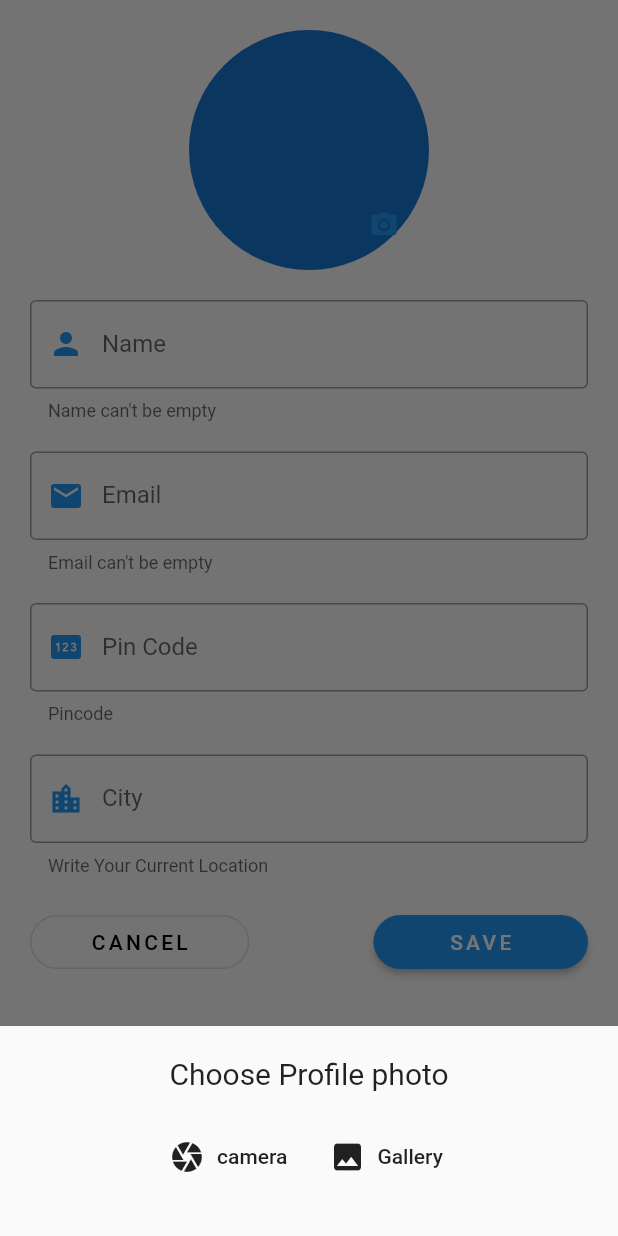
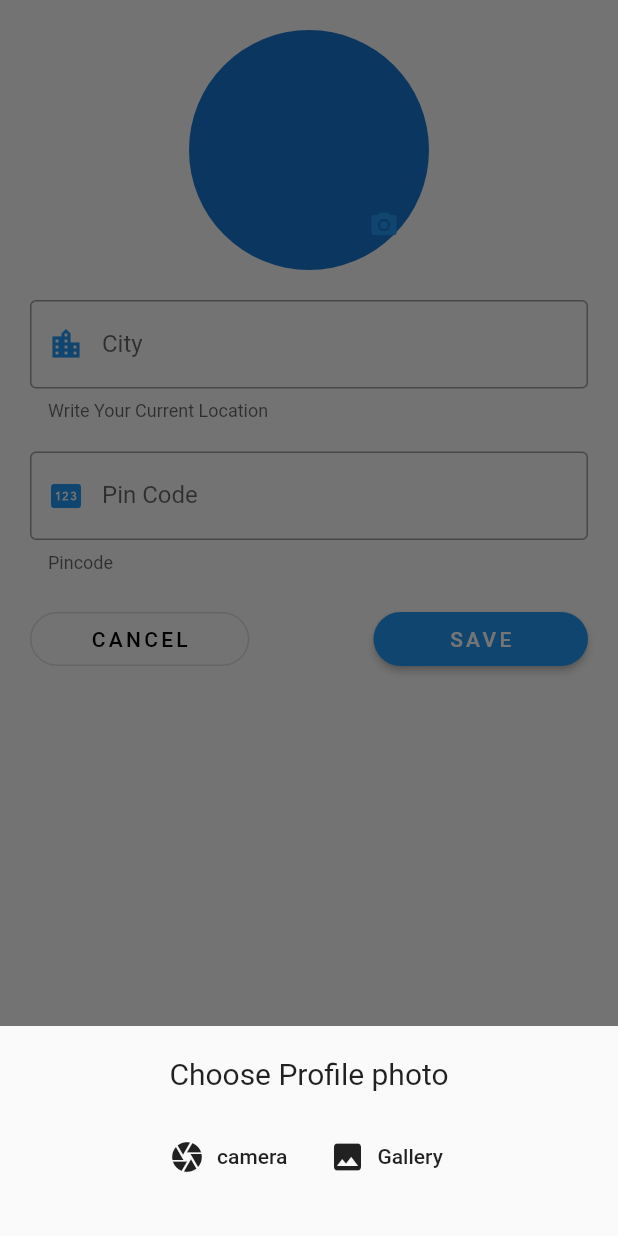
Before and after one commit to Ankita-Umredkar/Discover, a Flutter app: the Setting screen opened directly, after a tap on the "camera alt" icon, on a phone screen of 412 x 824 dp. Run offline on Flutter 3.47's test engine with Material 2 defaults, Android fonts, the phone set to English and light mode, and no system bars; our stand-ins replace velocity_x.

Commit message:
Profile changed and setting added

```diff
--- a/lib/profile.dart
+++ b/lib/profile.dart
@@ -1,5 +1,4 @@
 // ignore_for_file: import_of_legacy_library_into_null_safe, unused_field
-
 
 import 'package:flutter/material.dart';
 
@@ -84,7 +83,6 @@ class _ProfileState extends State<Profile> {
     );
   }
 
-
   Widget _detailsCard() {
     return Padding(
       padding: const EdgeInsets.all(16.0),
@@ -94,40 +92,35 @@ class _ProfileState extends State<Profile> {
           children: [
             // row for each details
             ListTile(
-
               leading: Icon(
                 Icons.email,
                 color: Colors.blueAccent,
               ),
               title: Text("user1@gmail.com"),
             ),
-             SizedBox(height: 5,),
+
+            Divider(
+              height: 0.2,
+              color: Colors.black,
+            ),
+            ListTile(
+              leading: Icon(
+                Icons.location_city,
+                color: Colors.blueAccent,
+              ),
+              title: Text("Mumbai"),
+            ),
             Divider(
               height: 0.2,
               color: Colors.black,
             ),
 
             ListTile(
-
               leading: Icon(
                 Icons.pin,
                 color: Colors.blueAccent,
-
               ),
               title: Text("440029"),
-            ),
-            SizedBox(height: 5,),
-            Divider(
-              height: 0.2,
-              color: Colors.black,
-            ),
-             SizedBox(height: 5,),
-            ListTile(
-              leading: Icon(
-                Icons.location_city,
-                color: Colors.blueAccent,
-              ),
-              title: Text("Mumbai"),
             ),
           ],
         ),
--- a/lib/setting.dart
+++ b/lib/setting.dart
@@ -19,48 +19,53 @@ class _SettingState extends State<Setting> {
             SizedBox(
               height: 20,
             ),
-            nameTextField(),
+            // nameTextField(),
+            // SizedBox(
+            //   height: 20,
+            // ),
+            // emailTextField(),
+            // SizedBox(
+            //   height: 20,
+            // ),
+
+            locationTextField(),
             SizedBox(
               height: 20,
             ),
-            emailTextField(),
-            SizedBox(
-              height: 20,
-            ),
-
             pincodeTextField(),
             SizedBox(
               height: 20,
             ),
-            locationTextField(),
-            SizedBox(height: 20,),
             Row(
               mainAxisAlignment: MainAxisAlignment.spaceBetween,
               children: [
                 OutlineButton(
                   padding: EdgeInsets.symmetric(horizontal: 40),
                   shape: RoundedRectangleBorder(
-                    borderRadius:BorderRadius.circular(20),),
-                    onPressed:(){},
-                    child:Text('CANCEL', style:TextStyle(
+                    borderRadius: BorderRadius.circular(20),
+                  ),
+                  onPressed: () {},
+                  child: Text(
+                    'CANCEL',
+                    style: TextStyle(
                       fontSize: 14,
                       letterSpacing: 2.2,
                       color: Colors.black,
                     ),
                   ),
                 ),
-
-                RaisedButton(onPressed: (){
-
-                },
-                color: Colors.blue,
-                padding: EdgeInsets.symmetric(horizontal:50),
-                shape: RoundedRectangleBorder(borderRadius: BorderRadius.circular(20)),
-                child:Text('SAVE',
-                style:TextStyle(fontSize: 14,
-                letterSpacing: 2.2,
-                color: Colors.white),
-                ),),
+                RaisedButton(
+                  onPressed: () {},
+                  color: Colors.blue,
+                  padding: EdgeInsets.symmetric(horizontal: 50),
+                  shape: RoundedRectangleBorder(
+                      borderRadius: BorderRadius.circular(20)),
+                  child: Text(
+                    'SAVE',
+                    style: TextStyle(
+                        fontSize: 14, letterSpacing: 2.2, color: Colors.white),
+                  ),
+                ),
               ],
             )
           ],
@@ -76,8 +81,7 @@ class _SettingState extends State<Setting> {
           CircleAvatar(
               radius: 80.0,
               // ignore: unnecessary_null_comparison
-              backgroundImage: AssetImage('images/user_5.png')
-              ),
+              backgroundImage: AssetImage('images/user_5.png')),
           Positioned(
             bottom: 20.0,
             right: 20.0,
@@ -136,52 +140,51 @@ class _SettingState extends State<Setting> {
     );
   }
 
+  // Widget nameTextField() {
+  //   return TextFormField(
+  //     decoration: InputDecoration(
+  //       border: OutlineInputBorder(
+  //         borderSide: BorderSide(color: Colors.blue),
+  //       ),
+  //       focusedBorder: OutlineInputBorder(
+  //         borderSide: BorderSide(
+  //           color: Colors.blueAccent,
+  //           width: 2,
+  //         ),
+  //       ),
+  //       prefixIcon: Icon(
+  //         Icons.person,
+  //         color: Colors.blue,
+  //       ),
+  //       labelText: 'Name',
+  //       helperText: "Name can't be empty",
+  //       hintText: 'User1',
+  //     ),
+  //   );
+  // }
 
-  Widget nameTextField() {
-    return TextFormField(
-      decoration: InputDecoration(
-        border: OutlineInputBorder(
-          borderSide: BorderSide(color: Colors.blue),
-        ),
-        focusedBorder: OutlineInputBorder(
-          borderSide: BorderSide(
-            color: Colors.blueAccent,
-            width: 2,
-          ),
-        ),
-        prefixIcon: Icon(
-          Icons.person,
-          color: Colors.blue,
-        ),
-        labelText: 'Name',
-        helperText: "Name can't be empty",
-        hintText: 'User1',
-      ),
-    );
-  }
-
-  Widget emailTextField() {
-    return TextFormField(
-      decoration: InputDecoration(
-        border: OutlineInputBorder(
-          borderSide: BorderSide(color: Colors.blue),
-        ),
-        focusedBorder: OutlineInputBorder(
-          borderSide: BorderSide(
-            color: Colors.blueAccent,
-            width: 2,
-          ),
-        ),
-        prefixIcon: Icon(
-          Icons.email,
-          color: Colors.blue,
-        ),
-        labelText: 'Email',
-        helperText: "Email can't be empty",
-        hintText: 'user123@gmail.com',
-      ),
-    );
-  }
+  // Widget emailTextField() {
+  //   return TextFormField(
+  //     decoration: InputDecoration(
+  //       border: OutlineInputBorder(
+  //         borderSide: BorderSide(color: Colors.blue),
+  //       ),
+  //       focusedBorder: OutlineInputBorder(
+  //         borderSide: BorderSide(
+  //           color: Colors.blueAccent,
+  //           width: 2,
+  //         ),
+  //       ),
+  //       prefixIcon: Icon(
+  //         Icons.email,
+  //         color: Colors.blue,
+  //       ),
+  //       labelText: 'Email',
+  //       helperText: "Email can't be empty",
+  //       hintText: 'user123@gmail.com',
+  //     ),
+  //   );
+  // }
 
   Widget pincodeTextField() {
     return TextFormField(
@@ -207,7 +210,7 @@ class _SettingState extends State<Setting> {
   }
 
   Widget locationTextField() {
-   return TextFormField(
+    return TextFormField(
       decoration: InputDecoration(
         border: OutlineInputBorder(
           borderSide: BorderSide(color: Colors.blue),
@@ -228,7 +231,6 @@ class _SettingState extends State<Setting> {
       ),
     );
   }
-
 }
 
 
```
